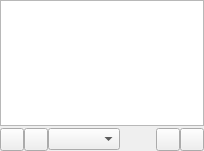
Qt form gui/albumspage.ui (CDrummond/cantata) before a commit.
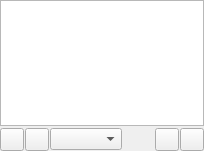
The same form after that commit. Custom widgets are drawn as their Qt base class.

What changed in the file:
```diff
--- a/gui/albumspage.ui
+++ b/gui/albumspage.ui
@@ -32,7 +32,7 @@
    <item>
     <layout class="QHBoxLayout" name="hlayout">
      <property name="spacing">
-      <number>0</number>
+      <number>1</number>
      </property>
      <property name="leftMargin">
       <number>0</number>
```
